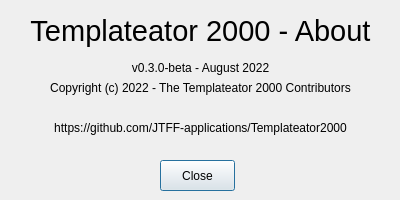
Above: Templateator2000/Windows/AboutDialog.ui from JTFF-applications/Templateator2000 before the change. Below: the same form after it.
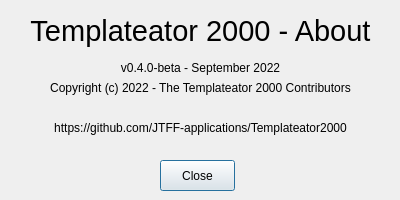
That is the form after the change.

Patch:
```diff
--- a/Templateator2000/Windows/AboutDialog.ui
+++ b/Templateator2000/Windows/AboutDialog.ui
@@ -44,7 +44,7 @@
     </rect>
    </property>
    <property name="text">
-    <string>v0.3.0-beta - August 2022</string>
+    <string>v0.4.0-beta - September 2022</string>
    </property>
    <property name="alignment">
     <set>Qt::AlignCenter</set>
```
